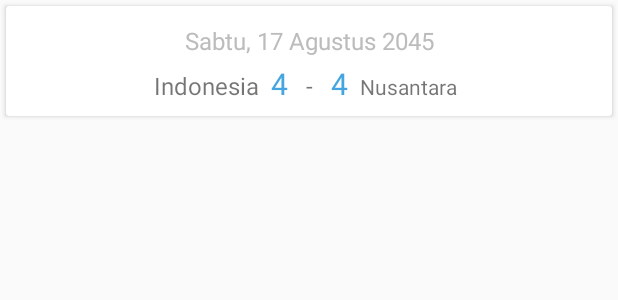
After one commit to arifaizin/KADE-FootbalMatch, an Android app: the layout item_match.xml on its own in the app's theme, with its tools: preview values and no code run, on a phone screen of 412 x 824 dp. The commit adds this screen. Shown: the top 300 px of the screen. Run offline under Robolectric (Android 15) with nearby library versions, the phone set to English and light mode, and no system bars.

Commit message:
footbal match api

```diff
--- a/app/src/main/java/id/co/imastudio/kadeproject/MainAdapter.kt
+++ b/app/src/main/java/id/co/imastudio/kadeproject/MainAdapter.kt
@@ -50,7 +50,6 @@ class TeamUI : AnkoComponent<ViewGroup> {
             }
         }
     }
-
 }
 
 class TeamViewHolder(view: View) : RecyclerView.ViewHolder(view){
--- a/app/src/main/java/id/co/imastudio/kadeproject/MainView.kt
+++ b/app/src/main/java/id/co/imastudio/kadeproject/MainView.kt
@@ -1,9 +1,10 @@
 package id.co.imastudio.kadeproject
 
-import id.co.imastudio.kadeproject.model.Team
+import id.co.imastudio.kadeproject.model.EventsItem
 
 interface MainView {
     fun showLoading()
     fun hideLoading()
-    fun showTeamList(data: List<Team>)
+//    fun showTeamList(data: List<Team>)
+    fun showMatchList(data: List<EventsItem>)
 }
--- /dev/null
+++ b/app/src/main/res/layout/item_match.xml
@@ -0,0 +1,95 @@
+<?xml version="1.0" encoding="utf-8"?>
+<android.support.v7.widget.CardView xmlns:android="http://schemas.android.com/apk/res/android"
+    xmlns:app="http://schemas.android.com/apk/res-auto"
+    xmlns:tools="http://schemas.android.com/tools"
+    android:layout_width="match_parent"
+    android:layout_height="wrap_content"
+    android:layout_margin="4dp"
+    tools:context=".MatchDetailActivity">
+
+    <android.support.constraint.ConstraintLayout
+        android:layout_width="match_parent"
+        android:layout_height="wrap_content"
+        android:layout_margin="8dp">
+
+        <TextView
+            android:id="@+id/match_time"
+            android:layout_width="wrap_content"
+            android:layout_height="wrap_content"
+            android:layout_marginTop="4dp"
+            android:text="Sabtu, 17 Agustus 2045"
+            android:textColor="@color/colorText"
+            android:textSize="16sp"
+            app:layout_constraintEnd_toEndOf="parent"
+            app:layout_constraintHorizontal_bias="0.502"
+            app:layout_constraintStart_toStartOf="parent"
+            app:layout_constraintTop_toTopOf="parent" />
+
+        <TextView
+            android:id="@+id/textView2"
+            android:layout_width="wrap_content"
+            android:layout_height="wrap_content"
+            android:layout_marginTop="8dp"
+            android:text="-"
+            android:textSize="16sp"
+            app:layout_constraintEnd_toEndOf="parent"
+            app:layout_constraintHorizontal_bias="0.501"
+            app:layout_constraintStart_toStartOf="parent"
+            app:layout_constraintTop_toBottomOf="@+id/match_time" />
+
+        <TextView
+            android:id="@+id/match_home_score"
+            android:layout_width="wrap_content"
+            android:layout_height="wrap_content"
+            android:layout_marginEnd="12dp"
+            android:layout_marginRight="12dp"
+            android:text="4"
+            android:textColor="@color/colorPrimaryDark"
+            android:textSize="20sp"
+            app:layout_constraintBaseline_toBaselineOf="@+id/textView2"
+            app:layout_constraintEnd_toStartOf="@+id/textView2" />
+
+        <TextView
+            android:id="@+id/match_away_score"
+            android:layout_width="wrap_content"
+            android:layout_height="wrap_content"
+            android:layout_marginLeft="12dp"
+            android:layout_marginStart="12dp"
+            android:text="4"
+            android:textColor="@color/colorPrimaryDark"
+            android:textSize="20sp"
+            app:layout_constraintBaseline_toBaselineOf="@+id/textView2"
+            app:layout_constraintStart_toEndOf="@+id/textView2" />
+
+        <TextView
+            android:id="@+id/match_home_team"
+            android:layout_width="0dp"
+            android:layout_height="wrap_content"
+            android:layout_marginEnd="8dp"
+            android:layout_marginLeft="8dp"
+            android:layout_marginRight="8dp"
+            android:layout_marginStart="8dp"
+            android:gravity="right|end"
+            android:text="Indonesia"
+            android:textSize="16sp"
+            app:layout_constraintBaseline_toBaselineOf="@+id/textView2"
+            app:layout_constraintEnd_toStartOf="@+id/match_home_score"
+            app:layout_constraintHorizontal_bias="1.0"
+            app:layout_constraintStart_toStartOf="parent" />
+
+        <TextView
+            android:id="@+id/match_away_team"
+            android:layout_width="0dp"
+            android:layout_height="wrap_content"
+            android:layout_marginEnd="8dp"
+            android:layout_marginLeft="8dp"
+            android:layout_marginRight="8dp"
+            android:layout_marginStart="8dp"
+            android:text="Nusantara"
+            app:layout_constraintBaseline_toBaselineOf="@+id/textView2"
+            app:layout_constraintEnd_toEndOf="parent"
+            app:layout_constraintHorizontal_bias="0.0"
+            app:layout_constraintStart_toEndOf="@+id/match_away_score" />
+    </android.support.constraint.ConstraintLayout>
+
+</android.support.v7.widget.CardView>
--- a/app/src/main/res/values/strings.xml
+++ b/app/src/main/res/values/strings.xml
@@ -9,4 +9,9 @@
         <item>French Ligue 1</item>
         <item>Spanish La Liga</item>
     </array>
+
+    <array name="event_type">
+        <item>Previous Match</item>
+        <item>Next Match</item>
+    </array>
 </resources>
```
Also changed, not shown: app/build.gradle (+8 -5 lines), app/src/main/java/id/co/imastudio/kadeproject/MainActivity.kt (+45 -22 lines), app/src/main/java/id/co/imastudio/kadeproject/MainPresenter.kt (+31 -7 lines), app/src/main/java/id/co/imastudio/kadeproject/api/TheSportDBApi.kt (+8 -3 lines).
